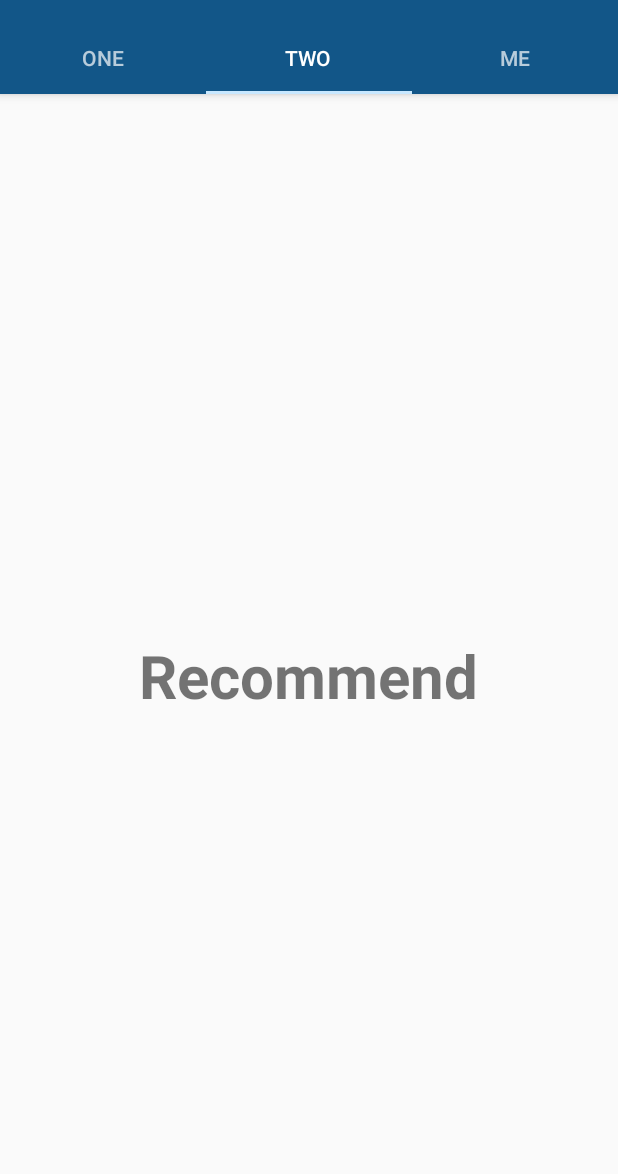
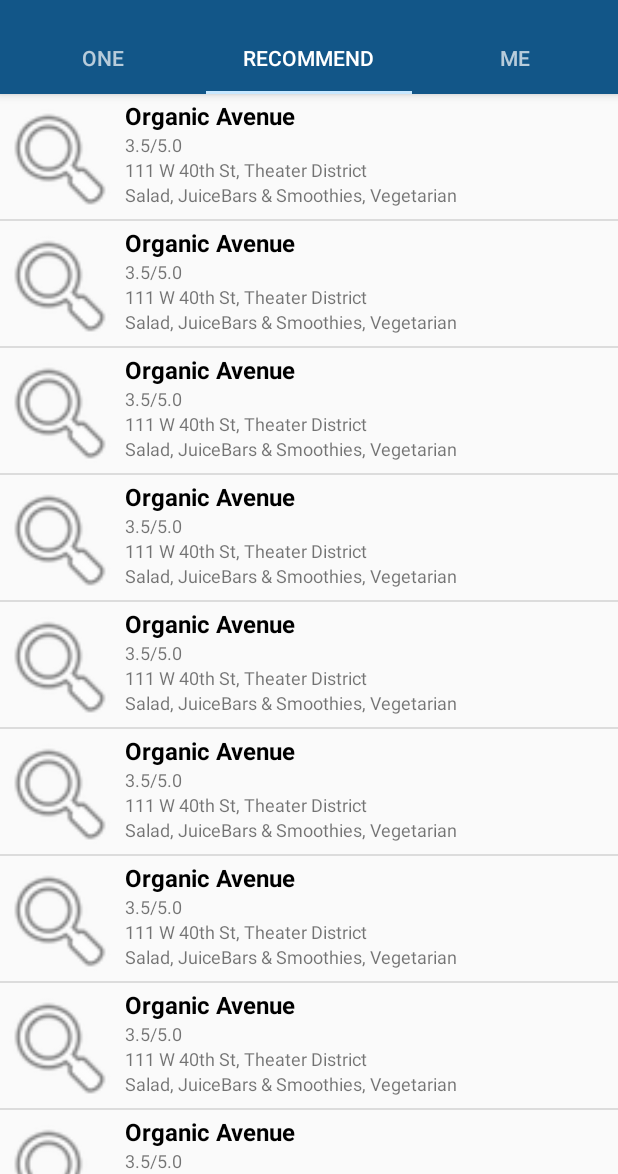
Before and after one commit to Phantomape/courses-columbia, an Android app: the screen it shows after launch (MainActivity), tab 2 chosen, on a phone screen of 412 x 824 dp, the part 62-1236 px from its top. Run offline under Robolectric (Android 15) with nearby library versions, the light colour scheme and no system bars.

Commit message:
add recommendation page

```diff
--- a/app/src/main/java/com/eathere/cc/eathere/MainActivity.java
+++ b/app/src/main/java/com/eathere/cc/eathere/MainActivity.java
@@ -39,7 +39,7 @@
     private void setupViewPager(ViewPager viewPager) {
         ViewPagerAdapter adapter = new ViewPagerAdapter(getSupportFragmentManager());
         adapter.addFragment(new RestaurantFragment(), "ONE");
-        adapter.addFragment(new RecommendFragment(), "TWO");
+        adapter.addFragment(new RecommendFragment(), "Recommend");
         adapter.addFragment(new MeFragment(), "Me");
         viewPager.setAdapter(adapter);
     }
--- a/app/src/main/java/com/eathere/cc/eathere/RecommendFragment.java
+++ b/app/src/main/java/com/eathere/cc/eathere/RecommendFragment.java
@@ -5,6 +5,13 @@
 import android.view.LayoutInflater;
 import android.view.View;
 import android.view.ViewGroup;
+import android.widget.ListView;
+import android.widget.SimpleAdapter;
+
+import java.util.ArrayList;
+import java.util.HashMap;
+import java.util.List;
+import java.util.Map;
 
 public class RecommendFragment extends Fragment{
 
@@ -20,8 +27,86 @@
     @Override
     public View onCreateView(LayoutInflater inflater, ViewGroup container,
                              Bundle savedInstanceState) {
+        View rootView = inflater.inflate(R.layout.fragment_recommend, container, false);
+        ListView listView = (ListView) rootView.findViewById(R.id.frag_recommend_list_view);
+        SimpleAdapter adapter = new SimpleAdapter(getActivity(), getData(),
+                R.layout.fragment_recommend_list_view_item, new String[] { "img", "title", "rating", "address", "category"},
+                new int[] { R.id.img, R.id.title, R.id.rating, R.id.address, R.id.category });
+        //setListAdapter(adapter);
+        listView.setAdapter(adapter);
         // Inflate the layout for this fragment
-        return inflater.inflate(R.layout.fragment_recommend, container, false);
+        return rootView;
     }
 
+    private List<Map<String, Object>> getData() {
+        List<Map<String, Object>> list = new ArrayList<Map<String, Object>>();
+        Map<String, Object> map = new HashMap<String, Object>();
+
+        map.put("img", android.R.drawable.ic_menu_search);
+        map.put("title", "Organic Avenue");
+        map.put("rating", "3.5/5.0");
+        map.put("address", "111 W 40th St, Theater District");
+        map.put("category", "Salad, JuiceBars & Smoothies, Vegetarian");
+        list.add(map);
+
+        map.put("img", android.R.drawable.ic_menu_search);
+        map.put("title", "Organic Avenue");
+        map.put("rating", "3.5/5.0");
+        map.put("address", "111 W 40th St, Theater District");
+        map.put("category", "Salad, JuiceBars & Smoothies, Vegetarian");
+        list.add(map);
+
+        map.put("img", android.R.drawable.ic_menu_search);
+        map.put("title", "Organic Avenue");
+        map.put("rating", "3.5/5.0");
+        map.put("address", "111 W 40th St, Theater District");
+        map.put("category", "Salad, JuiceBars & Smoothies, Vegetarian");
+
+        list.add(map);
+        map.put("img", android.R.drawable.ic_menu_search);
+        map.put("title", "Organic Avenue");
+        map.put("rating", "3.5/5.0");
+        map.put("address", "111 W 40th St, Theater District");
+        map.put("category", "Salad, JuiceBars & Smoothies, Vegetarian");
+        list.add(map);
+
+        map.put("img", android.R.drawable.ic_menu_search);
+        map.put("title", "Organic Avenue");
+        map.put("rating", "3.5/5.0");
+        map.put("address", "111 W 40th St, Theater District");
+        map.put("category", "Salad, JuiceBars & Smoothies, Vegetarian");
+        list.add(map);
+
+        map.put("img", android.R.drawable.ic_menu_search);
+        map.put("title", "Organic Avenue");
+        map.put("rating", "3.5/5.0");
+        map.put("address", "111 W 40th St, Theater District");
+        map.put("category", "Salad, JuiceBars & Smoothies, Vegetarian");
+        list.add(map);
+
+        map.put("img", android.R.drawable.ic_menu_search);
+        map.put("title", "Organic Avenue");
+        map.put("rating", "3.5/5.0");
+        map.put("address", "111 W 40th St, Theater District");
+        map.put("category", "Salad, JuiceBars & Smoothies, Vegetarian");
+        list.add(map);
+
+        map.put("img", android.R.drawable.ic_menu_search);
+        map.put("title", "Organic Avenue");
+        map.put("rating", "3.5/5.0");
+        map.put("address", "111 W 40th St, Theater District");
+        map.put("category", "Salad, JuiceBars & Smoothies, Vegetarian");
+        list.add(map);
+
+        map.put("img", android.R.drawable.ic_menu_search);
+        map.put("title", "Organic Avenue");
+        map.put("rating", "3.5/5.0");
+        map.put("address", "111 W 40th St, Theater District");
+        map.put("category", "Salad, JuiceBars & Smoothies, Vegetarian");
+        list.add(map);
+
+
+
+        return list;
+    }
 }
--- a/app/src/main/res/layout/fragment_recommend.xml
+++ b/app/src/main/res/layout/fragment_recommend.xml
@@ -3,14 +3,15 @@
     xmlns:tools="http://schemas.android.com/tools"
     android:layout_width="match_parent"
     android:layout_height="match_parent"
+    xmlns:app="http://schemas.android.com/apk/res-auto"
+    app:layout_behavior="@string/appbar_scrolling_view_behavior"
     tools:context="com.eathere.cc.eathere.RecommendFragment">
 
-    <TextView
-        android:layout_width="wrap_content"
-        android:layout_height="wrap_content"
-        android:text="@string/frag_recommend"
-        android:textSize="40dp"
-        android:textStyle="bold"
-        android:layout_centerInParent="true"/>
+    <ListView
+        android:id="@+id/frag_recommend_list_view"
+        android:layout_width="match_parent"
+        android:layout_height="match_parent"
+        android:layout_marginBottom="?attr/actionBarSize"
+        />
 
 </RelativeLayout>
--- /dev/null
+++ b/app/src/main/res/layout/fragment_recommend_list_view_item.xml
@@ -0,0 +1,49 @@
+<?xml version="1.0" encoding="utf-8"?>
+<LinearLayout xmlns:android="http://schemas.android.com/apk/res/android"
+    android:layout_width="fill_parent"
+    android:layout_height="fill_parent"
+    android:orientation="horizontal">
+
+    <ImageView
+        android:id="@+id/img"
+        android:layout_width="80dp"
+        android:layout_height="80dp"
+        android:layout_marginRight="3dp"
+        android:layout_marginTop="3dp"
+        />
+    <LinearLayout
+        android:layout_width="fill_parent"
+        android:layout_height="wrap_content"
+        android:orientation="vertical"
+        android:layout_marginTop="3dp"
+        >
+        <TextView
+            android:id="@+id/title"
+            android:layout_width="fill_parent"
+            android:layout_height="wrap_content"
+            android:textSize="16sp"
+            android:textColor="@android:color/black"
+            android:textStyle="bold"
+            />
+        <TextView
+            android:id="@+id/rating"
+            android:layout_width="fill_parent"
+            android:layout_height="wrap_content"
+            android:textSize="12sp"
+            />
+        <TextView
+            android:id="@+id/address"
+            android:layout_width="fill_parent"
+            android:layout_height="wrap_content"
+            android:textSize="12sp"
+            />
+
+        <TextView
+            android:id="@+id/category"
+            android:layout_width="fill_parent"
+            android:layout_height="wrap_content"
+            android:textSize="12sp"
+            />
+    </LinearLayout>
+
+</LinearLayout>
```
